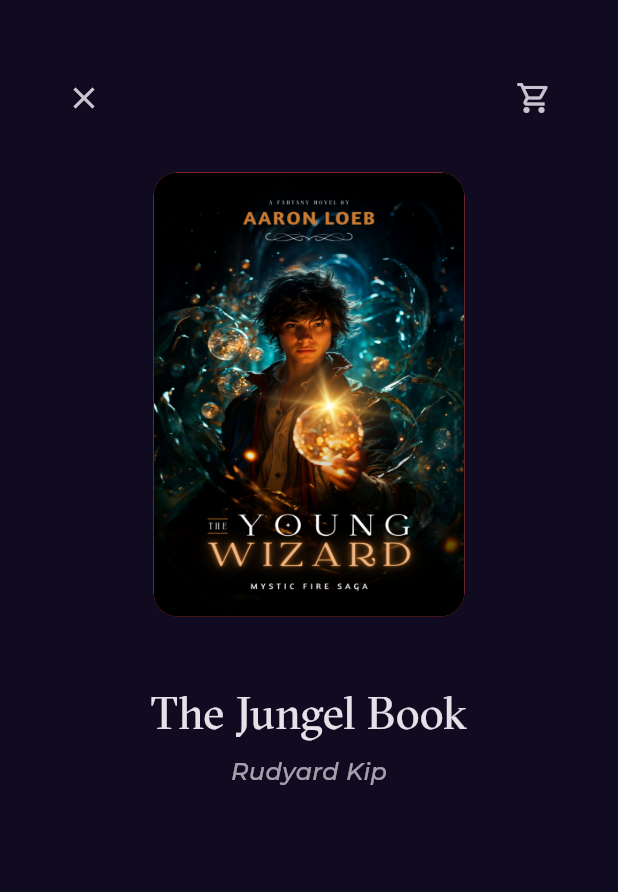
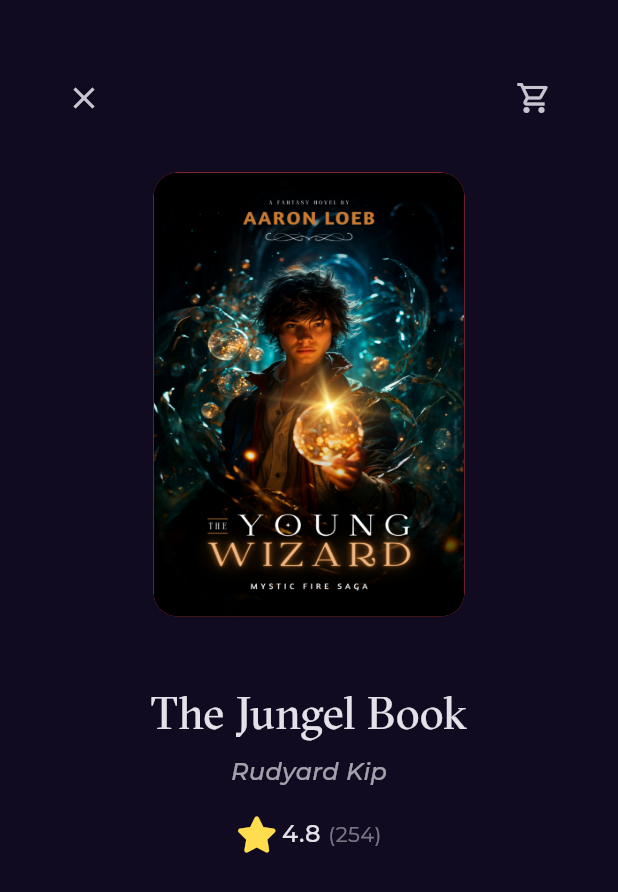
Before and after one commit to OMARALSAIED/bookly_Flutter, a Flutter app: the BookDeatilesViewBody widget shown alone on an empty page, opened directly, on a phone screen of 412 x 824 dp. Shown: the top 892 px of the screen. Run offline on Flutter 3.47's test engine with Material 3 defaults, Android fonts, the phone set to English and light mode, and no system bars; our stand-ins replace font_awesome_flutter, go_router, google_fonts.

Commit message:
add Rating to book deatiles

```diff
--- a/lib/Features/home/presentation/views/widgets/book_Rating.dart
+++ b/lib/Features/home/presentation/views/widgets/book_Rating.dart
@@ -1,21 +1,27 @@
 
 import 'package:bookly/core/utils/styles.dart';
 import 'package:flutter/material.dart';
+import 'package:flutter/widgets.dart';
 import 'package:font_awesome_flutter/font_awesome_flutter.dart';
 
 class BookRating extends StatelessWidget {
-  const BookRating({super.key});
-
+  const BookRating({super.key,this.mainAxisAlignment = MainAxisAlignment.start});
+final MainAxisAlignment mainAxisAlignment;
   @override
   Widget build(BuildContext context) {
-    return  Row(children: [
-      const Icon(FontAwesomeIcons.solidStar,
+    return  Row(
+      mainAxisAlignment:mainAxisAlignment ,
+      children: const [
+      Icon(FontAwesomeIcons.solidStar,
       color: Color(0xffFFDD4F),
       ),
-      const SizedBox(width: 6.3,),
-      const Text('4.8',style: Styles.textstyle16,),
-      const SizedBox(width: 5,),
-      Text('(254)',style: Styles.textstyle14.copyWith(color: const Color(0xff707070)),)
+      SizedBox(width: 6.3,),
+      Text('4.8',style: Styles.textstyle16,),
+      SizedBox(width: 5,),
+      Opacity
+      (
+        opacity: .5,
+        child: Text('(254)',style: Styles.textstyle14,))
 
     ],);
   }
--- a/lib/Features/home/presentation/views/widgets/book_deatiles_view_body.dart
+++ b/lib/Features/home/presentation/views/widgets/book_deatiles_view_body.dart
@@ -1,3 +1,4 @@
+import 'package:bookly/Features/home/presentation/views/widgets/book_Rating.dart';
 import 'package:bookly/Features/home/presentation/views/widgets/custom_list_View_item.dart';
 import 'package:bookly/Features/home/presentation/views/widgets/cutom_deatiles_app_bar.dart';
 import 'package:bookly/core/utils/styles.dart';
@@ -13,7 +14,7 @@ class BookDeatilesViewBody extends StatelessWidget {
   Widget build(BuildContext context) {
     var width=MediaQuery.of(context).size.width;
     return  Padding(
-      padding:  EdgeInsets.symmetric(horizontal:20,vertical: 15),
+      padding:const  EdgeInsets.symmetric(horizontal:20,vertical: 15),
       child: Column(children: [
         const  CustomAppbarBookDeatiles(),
          Padding(
@@ -22,10 +23,12 @@ class BookDeatilesViewBody extends StatelessWidget {
          ),
          const SizedBox(height: 43,),
       const  Text('The Jungel Book',style: Styles.textstyle30,),
-      SizedBox(height: 6,),
+     const SizedBox(height: 6,),
       Opacity(
         opacity: .7,
-        child: Text('Rudyard Kip',style: Styles.textstyle16.copyWith(fontStyle: FontStyle.italic) ,))
+        child: Text('Rudyard Kip',style: Styles.textstyle16.copyWith(fontStyle: FontStyle.italic) ,)),
+        const SizedBox(height: 18,),
+      const  BookRating(mainAxisAlignment: MainAxisAlignment.center,)
       ],),
     );
   }
```
